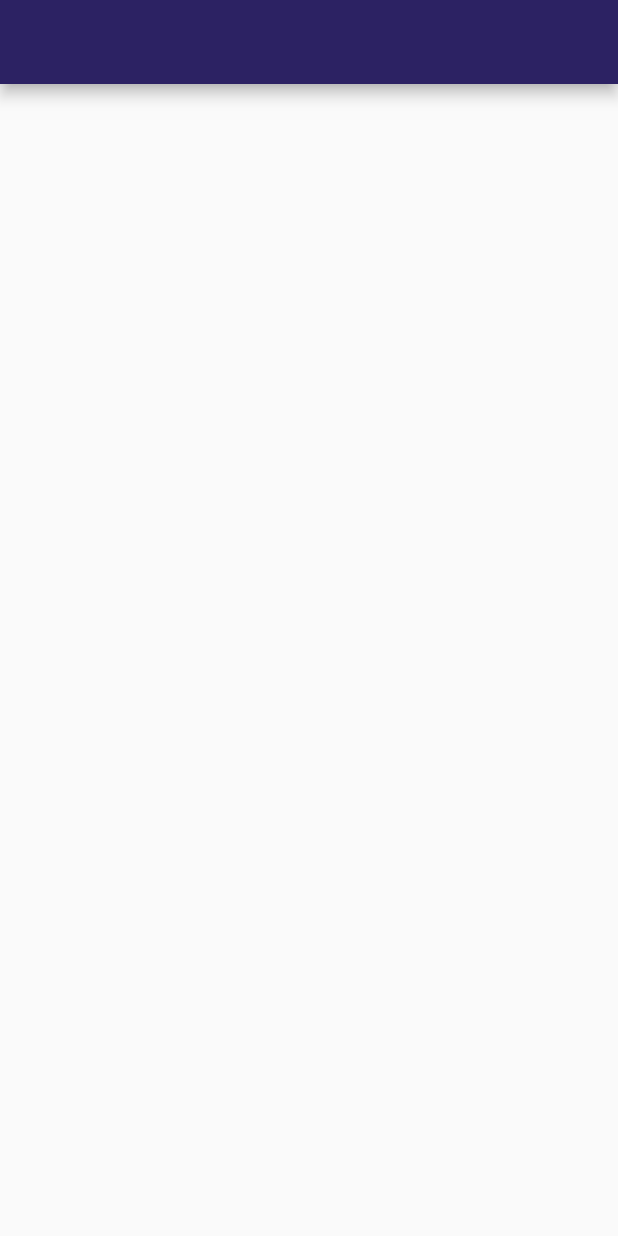
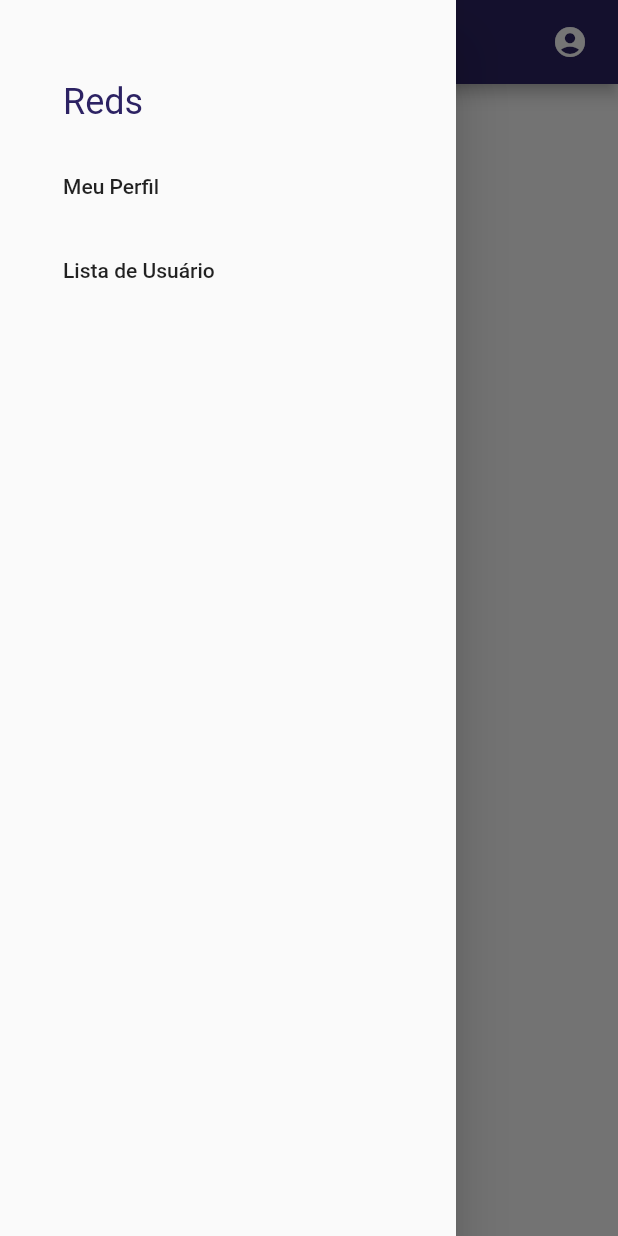
Before and after one commit to JadeChristal/flutterProject, a Flutter app: the ProfileEdit screen opened directly, with the side drawer open (before the commit the screen has no drawer), on a phone screen of 412 x 824 dp. Run offline on Flutter 3.47's test engine with Material 2 defaults, Android fonts, the phone set to English and light mode, and no system bars; our stand-ins replace google_fonts; Roboto replaces fonts that are missing (Italiana).

Commit message:
constructor Perfil

```diff
--- a/lib/profileEdit.dart
+++ b/lib/profileEdit.dart
@@ -1,4 +1,7 @@
 import 'package:flutter/material.dart';
+import 'package:flutter_project/profile.dart';
+import 'package:flutter_project/userlist.dart';
+import 'package:google_fonts/google_fonts.dart';
 
 class ProfileEdit extends StatelessWidget {
   const ProfileEdit({Key? key}) : super(key: key);
@@ -7,8 +10,69 @@ class ProfileEdit extends StatelessWidget {
   Widget build(BuildContext context) {
     return Scaffold(
       appBar: AppBar(
+        centerTitle: true,
+        title: const Text('Editar Perfil'),
+        actions: const [
+          Icon(Icons.account_circle),
+          SizedBox(
+            width: 20,
+          )
+        ],
         backgroundColor: const Color(0xFF2C2263),
       ),
+      drawer: Drawer(
+        child: ListView(
+            padding: const EdgeInsets.only(top: 40, left: 26),
+            children: [
+              ListTile(
+                title: Text(
+                  'Reds',
+                  style: GoogleFonts.italiana(
+                      fontSize: 24,
+                      fontWeight: FontWeight.w400,
+                      color: const Color(0xff2C2263)),
+                ),
+              ),
+              ListTile(
+                title: Text(
+                  'Meu Perfil',
+                  style: GoogleFonts.roboto(),
+                ),
+                onTap: () {
+                  Navigator.push(context,
+                      MaterialPageRoute(builder: (context) => const Profile()));
+                },
+              ),
+              ListTile(
+                title: Text(
+                  'Lista de Usuário',
+                  style: GoogleFonts.roboto(),
+                ),
+                onTap: () {
+                  Navigator.push(
+                      context,
+                      MaterialPageRoute(
+                          builder: (context) => const UserList()));
+                },
+              ),
+            ]),
+      ),
+      body: Container(
+          width: double.infinity,
+          height: double.infinity,
+          child: Stack(
+            children: [],
+          )),
     );
   }
 }
+
+Widget editElements = Container(
+  alignment: Row(
+    children: [
+      Column(
+        children: [],
+      )
+    ],
+  ),
+);
```
Also changed, not shown: lib/userlist.dart (+9 -2 lines), pubspec.yaml (+5 -3 lines).
